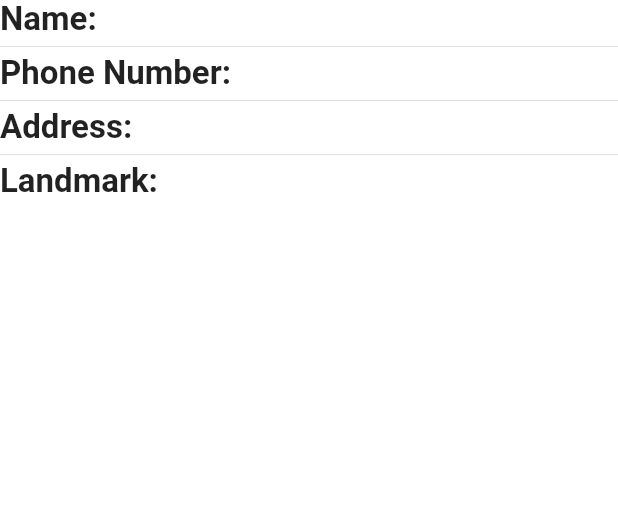
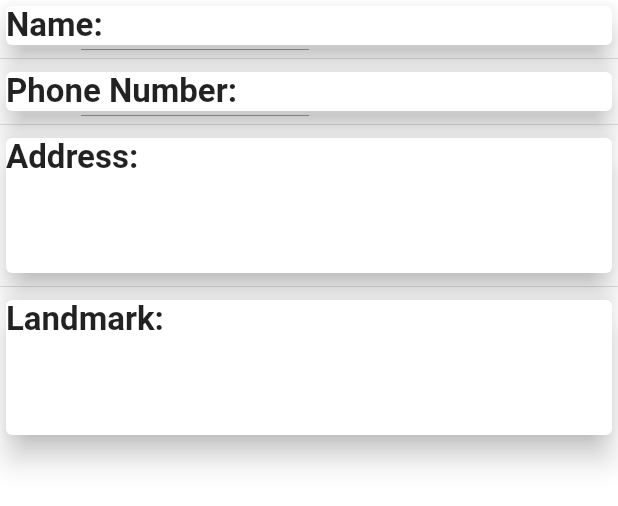
Before and after one commit to sj9102001/thakur-dairy-app, a Flutter app: the UserDetailListTile widget shown alone on an empty page, opened directly with empty values, on a phone screen of 412 x 824 dp. Shown: the top 506 px of the screen. Run offline on Flutter 3.47's test engine with Material 2 defaults, Android fonts, the phone set to English and light mode, and no system bars; network calls fail.

Commit message:
designed view user list tile

```diff
--- a/lib/widgets/user_detail_list_tile.dart
+++ b/lib/widgets/user_detail_list_tile.dart
@@ -16,13 +16,23 @@ class UserDetailListTile extends StatelessWidget {
     print('build method of user details');
     return ListView(
       children: [
-        Row(
+        Container(
+          decoration: BoxDecoration(
+              shape: BoxShape.rectangle,
+              borderRadius: BorderRadius.circular(20)),
+          child: Card(
+            elevation: 8,
+            child: Row(
               children: [
                 Text('Name: ',
-                style: TextStyle(fontWeight: FontWeight.bold, fontSize: 22)),
+                    style:
+                        TextStyle(fontWeight: FontWeight.bold, fontSize: 22)),
                 Text('${_userDetail.firstName} ${_userDetail.lastName} ',
-                style: TextStyle(fontSize: 20, fontWeight: FontWeight.w300)),
+                    style:
+                        TextStyle(fontSize: 20, fontWeight: FontWeight.w300)),
               ],
+            ),
+          ),
         ),
         // SizedBox(
         //   height: 10,
@@ -30,7 +40,9 @@ class UserDetailListTile extends StatelessWidget {
         Divider(
           height: 10,
         ),
-        Row(
+        Card(
+          elevation: 8,
+          child: Row(
             children: [
               Text('Phone Number: ',
                   style: TextStyle(fontWeight: FontWeight.bold, fontSize: 22)),
@@ -38,44 +50,64 @@ class UserDetailListTile extends StatelessWidget {
                   style: TextStyle(fontSize: 20, fontWeight: FontWeight.w300)),
             ],
           ),
-        Divider(
-          height: 10,
-        ),
-        Row(
-          children: [
-            Text('Address: ',
-                style: TextStyle(fontWeight: FontWeight.bold, fontSize: 22)),
-            Text('${_userDetail.address} ',
-                style: TextStyle(fontSize: 20, fontWeight: FontWeight.w300)),
-          ],
         ),
         Divider(
           height: 10,
         ),
-        Row(
+        Card(
+          elevation: 8,
+          child: Row(
+            crossAxisAlignment: CrossAxisAlignment.start,
             children: [
-            Text('Landmark: ',
-                style: TextStyle(fontWeight: FontWeight.bold, fontSize: 22)),
-            Text('${_userDetail.landmark} ',
-                style: TextStyle(fontSize: 20, fontWeight: FontWeight.w300)),
+              Text(
+                'Address: ',
+                style: TextStyle(fontWeight: FontWeight.bold, fontSize: 22),
+              ),
+              Expanded(
+                child: Container(
+                  height: 90,
+                  child: SingleChildScrollView(
+                    scrollDirection: Axis.vertical,
+                    child: Text(
+                      '${_userDetail.address}',
+                      style:
+                          TextStyle(fontSize: 20, fontWeight: FontWeight.w300),
+                    ),
+                  ),
+                ),
+              ),
             ],
+          ),
+        ),
+        Divider(
+          height: 10,
+        ),
+        Card(
+          elevation: 8,
+          child: Row(
+            crossAxisAlignment: CrossAxisAlignment.start,
+            children: [
+              Text(
+                'Landmark: ',
+                style: TextStyle(fontWeight: FontWeight.bold, fontSize: 22),
+              ),
+              Expanded(
+                child: Container(
+                  height: 90,
+                  child: SingleChildScrollView(
+                    scrollDirection: Axis.vertical,
+                    child: Text(
+                      '${_userDetail.landmark}',
+                      style:
+                          TextStyle(fontSize: 20, fontWeight: FontWeight.w300),
+                    ),
+                  ),
+                ),
+              ),
+            ],
+          ),
         ),
       ],
     );
   }
 }
-
-// final String firstName;
-// final String lastName;
-// final String phoneNo;
-// final String address;
-// final String plusCode;
-// final String landmark;
-
-// UserDetailScreen(
-//     {this.address,
-//     this.phoneNo,
-//     this.lastName,
-//     this.firstName,
-//     this.landmark,
-//     this.plusCode});
```
Also changed, not shown: lib/main.dart (+5 -5 lines), lib/providers/search_user.dart (+4 -3 lines), lib/screen/add_user_screen.dart (+14 -8 lines), lib/screen/edit_user_screen.dart (+0 -9 lines), lib/screen/view_user_screen.dart (+32 -24 lines). Lines whose indentation alone changed are shown as unchanged.
